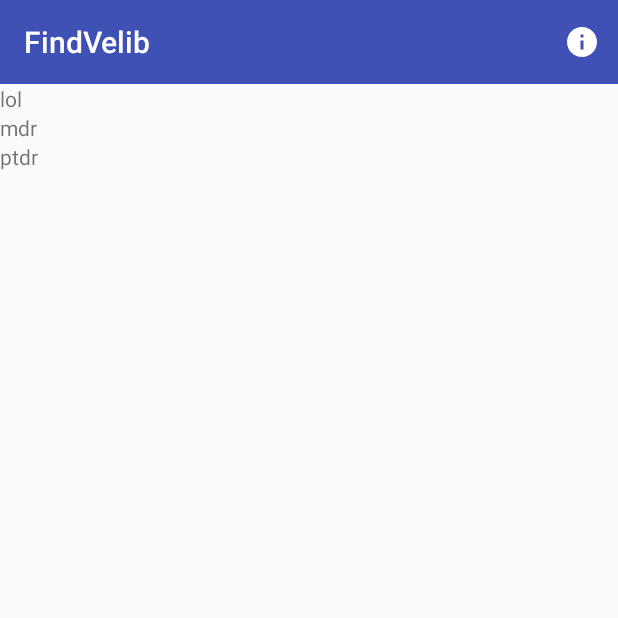
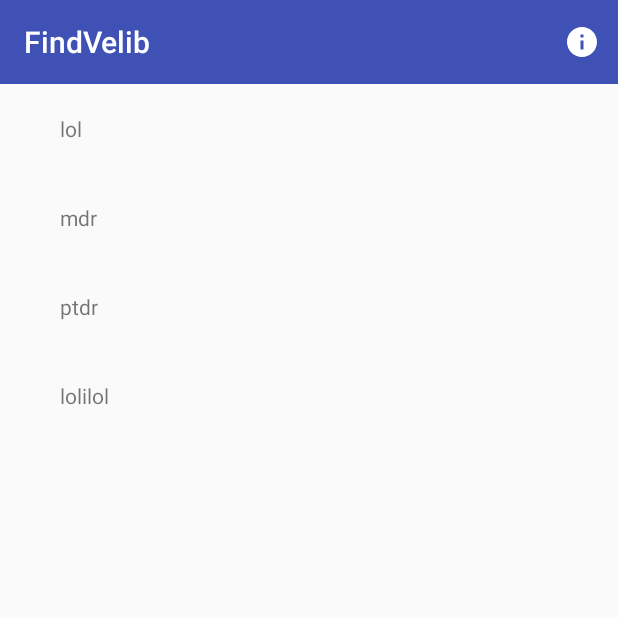
Before and after one commit to Alezco/FindVelib, an Android app: the screen it shows after launch (MainActivity), on a phone screen of 412 x 824 dp, the top half of it. Run offline under Robolectric (Android 15) with nearby library versions, the phone set to English and light mode, and no system bars.

Commit message:
Add RequestManager

```diff
--- a/app/build.gradle
+++ b/app/build.gradle
@@ -24,7 +24,9 @@
     androidTestCompile('com.android.support.test.espresso:espresso-core:2.2.2', {
         exclude group: 'com.android.support', module: 'support-annotations'
     })
-    compile 'com.android.support:appcompat-v7:25.1.1'
+    compile 'com.android.support:appcompat-v7:25.3.1'
+    compile 'com.android.support:recyclerview-v7:25.3.1'
+    compile 'com.squareup.retrofit2:retrofit:2.2.0'
+    compile 'com.squareup.retrofit2:converter-gson:2.2.0'
     testCompile 'junit:junit:4.12'
-    compile 'com.android.support:recyclerview-v7:25.3.1'
 }
--- a/app/src/main/AndroidManifest.xml
+++ b/app/src/main/AndroidManifest.xml
@@ -1,6 +1,9 @@
 <?xml version="1.0" encoding="utf-8"?>
 <manifest xmlns:android="http://schemas.android.com/apk/res/android"
     package="com.example.benjamin.findvelib">
+
+    <uses-permission android:name="android.permission.INTERNET" />
+    <uses-permission android:name="android.permission.ACCESS_NETWORK_STATE" />
 
     <application
         android:allowBackup="true"
@@ -11,10 +14,11 @@
         <activity android:name=".MainActivity">
             <intent-filter>
                 <action android:name="android.intent.action.MAIN" />
-
                 <category android:name="android.intent.category.LAUNCHER" />
             </intent-filter>
         </activity>
+        <activity android:name=".DetailsActivity"/>
     </application>
 
+
 </manifest>
--- a/app/src/main/java/com/example/benjamin/findvelib/MainActivity.java
+++ b/app/src/main/java/com/example/benjamin/findvelib/MainActivity.java
@@ -13,12 +13,9 @@
 
 public class MainActivity extends AppCompatActivity {
     private Toast toast = null;
-    private RecyclerView recyclerView;
-    private RecyclerView.Adapter recyclerAdapter;
-    private RecyclerView.LayoutManager layoutManager;
 
     private String[] values = new String[] {
-            "lol", "mdr", "ptdr"
+            "lol", "mdr", "ptdr", RequestManager.getInstance().test
     };
 
     @Override
@@ -28,6 +25,7 @@
         handleList();
         Toolbar toolbar = (Toolbar) findViewById(R.id.my_toolbar);
         setSupportActionBar(toolbar);
+        //RequestManager.getInstance().getData();
     }
 
     @Override
@@ -58,11 +56,11 @@
     }
 
     private void handleList() {
-        recyclerView = (RecyclerView) findViewById(R.id.velib_list);
+        RecyclerView recyclerView = (RecyclerView) findViewById(R.id.velib_list);
+        RecyclerView.Adapter recyclerAdapter = new VelibAdapter(values);
+        RecyclerView.LayoutManager layoutManager = new LinearLayoutManager(this);
         recyclerView.setHasFixedSize(true);
-        layoutManager = new LinearLayoutManager(this);
         recyclerView.setLayoutManager(layoutManager);
-        recyclerAdapter = new VelibAdapter(values);
         recyclerView.setAdapter(recyclerAdapter);
     }
 }
--- /dev/null
+++ b/app/src/main/java/com/example/benjamin/findvelib/RequestManager.java
@@ -0,0 +1,61 @@
+package com.example.benjamin.findvelib;
+
+import android.util.Log;
+
+import java.io.IOException;
+import java.util.List;
+
+import retrofit2.Call;
+import retrofit2.Callback;
+import retrofit2.Response;
+import retrofit2.Retrofit;
+import retrofit2.converter.gson.GsonConverterFactory;
+
+class RequestManager {
+    public List<Velib> velibList;
+
+    private static final RequestManager ourInstance = new RequestManager();
+
+    static RequestManager getInstance() {
+        return ourInstance;
+    }
+
+    private RequestManager() {
+    }
+
+    public String test = "lolilol";
+
+    public void getData() {
+        Retrofit retrofit = new Retrofit.Builder()
+                .baseUrl(VelibService.ENDPOINT)
+                .addConverterFactory(GsonConverterFactory.create())
+                .build();
+        VelibService velibService = retrofit.create(VelibService.class);
+        Call<List<Velib>> velibList = velibService.listVelibs();
+        velibList.enqueue(new Callback<List<Velib>>() {
+            @Override
+            public void onResponse(Call<List<Velib>> call, Response<List<Velib>> response) {
+                if (response.isSuccessful()) {
+                    List<Velib> serviceVelibList = response.body();
+                }
+                else {
+
+                }
+            }
+
+            @Override
+            public void onFailure(Call<List<Velib>> call, Throwable t) {
+
+            }
+        });
+        try {
+            this.velibList = velibList.execute().body();
+        } catch (IOException e) {
+            e.printStackTrace();
+        }
+
+        for (int i = 0; i < this.velibList.size(); i++) {
+            Log.d("===============", this.velibList.get(i).toString());
+        }
+    }
+}
--- /dev/null
+++ b/app/src/main/java/com/example/benjamin/findvelib/VelibService.java
@@ -0,0 +1,14 @@
+package com.example.benjamin.findvelib;
+
+import java.util.List;
+
+import retrofit2.Call;
+import retrofit2.http.GET;
+import retrofit2.http.Path;
+
+public interface VelibService {
+    public static final String ENDPOINT = "https://opendata.paris.fr";
+
+    @GET("/api/records/1.0/search/?dataset=stations-velib-disponibilites-en-temps-reel&rows=100&facet=banking&facet=bonus&facet=status&facet=contract_name")
+    Call<List<Velib>> listVelibs();
+}
--- a/app/src/main/res/layout/velib_item.xml
+++ b/app/src/main/res/layout/velib_item.xml
@@ -6,5 +6,9 @@
     <TextView
         android:id="@+id/textView"
         android:layout_width="wrap_content"
-        android:layout_height="wrap_content"/>
+        android:layout_height="wrap_content"
+        android:layout_marginLeft="40dp"
+        android:layout_marginStart="40dp"
+        android:layout_marginTop="20dp"
+        android:layout_marginBottom="20dp" />
 </LinearLayout>
```
Also changed, not shown: app/src/main/java/com/example/benjamin/findvelib/DetailsActivity.java (added, +16 -0 lines), app/src/main/java/com/example/benjamin/findvelib/Velib.java (added, +25 -0 lines), app/src/main/res/layout/velib_details.xml (added, +13 -0 lines).
